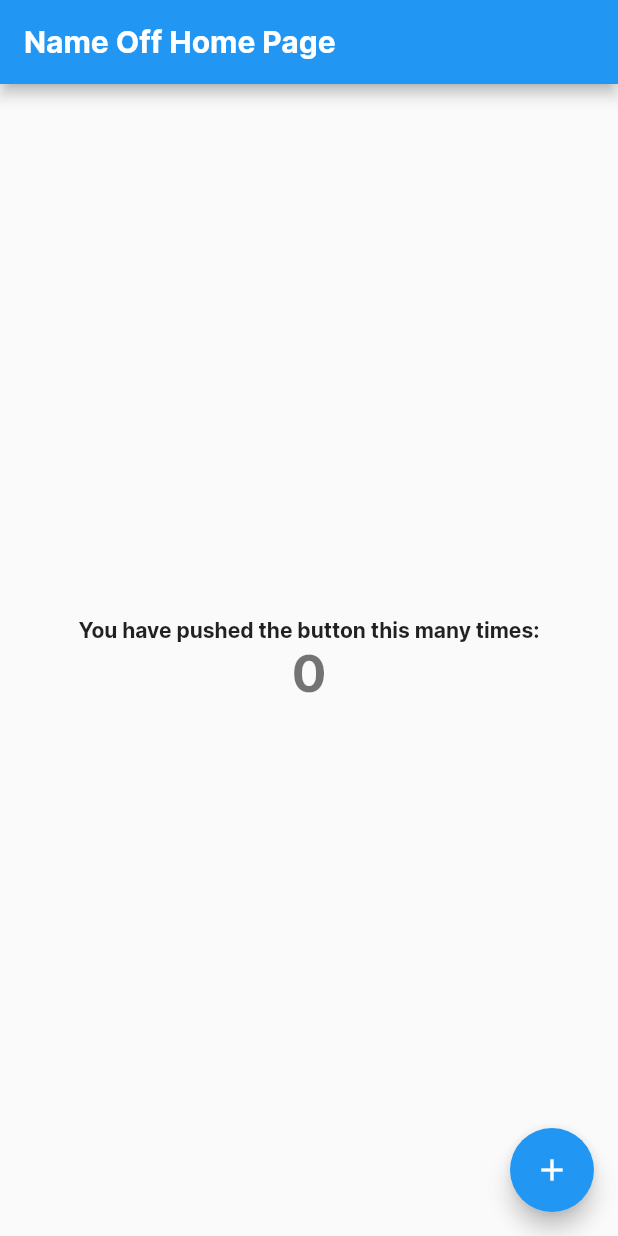
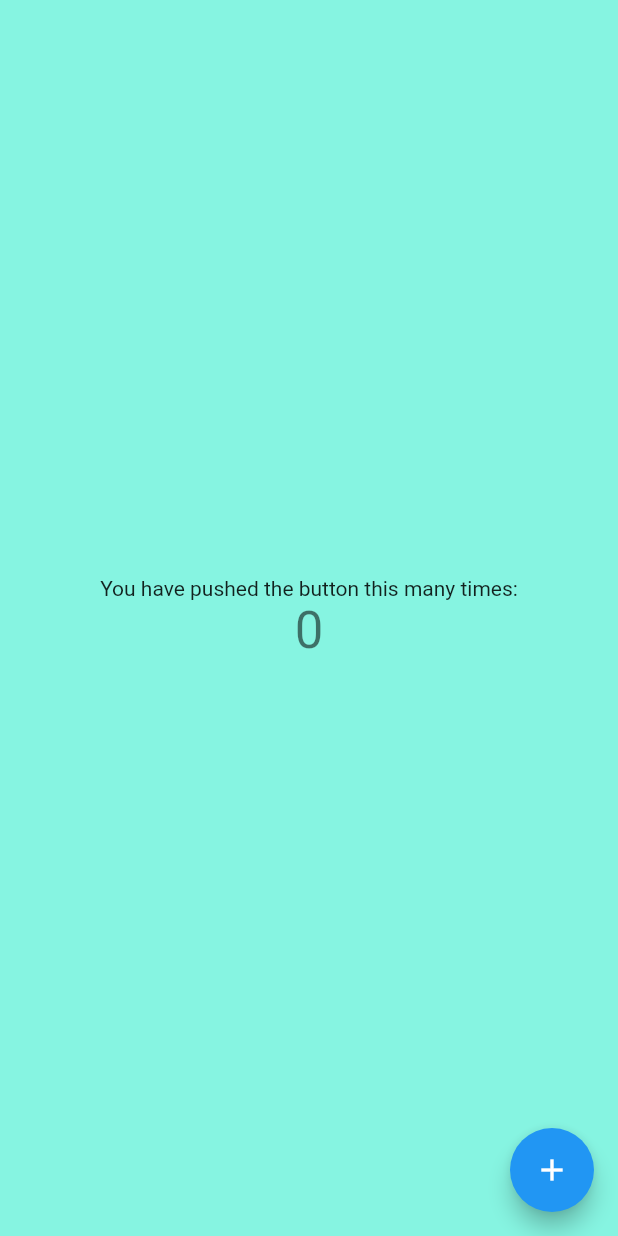
Before and after one commit to Ramko9999/Name-Off, a Flutter app: the screen it shows after launch, on a phone screen of 412 x 824 dp. Run offline on Flutter 3.47's test engine with Material 2 defaults, Android fonts, the phone set to English and light mode, and no system bars.

Commit message:
Add colors

```diff
--- a/client/lib/main.dart
+++ b/client/lib/main.dart
@@ -1,4 +1,7 @@
 import 'package:flutter/material.dart';
+import './util/Config.dart';
+
+
 
 void main() {
   runApp(MyApp());
@@ -9,24 +12,7 @@ class MyApp extends StatelessWidget {
   @override
   Widget build(BuildContext context) {
     return MaterialApp(
-      title: 'Name Off',
-      theme: ThemeData(
-        fontFamily: 'Inter',
-        // This is the theme of your application.
-        //
-        // Try running your application with "flutter run". You'll see the
-        // application has a blue toolbar. Then, without quitting the app, try
-        // changing the primarySwatch below to Colors.green and then invoke
-        // "hot reload" (press "r" in the console where you ran "flutter run",
-        // or simply save your changes to "hot reload" in a Flutter IDE).
-        // Notice that the counter didn't reset back to zero; the application
-        // is not restarted.
-        primarySwatch: Colors.blue,
-        // This makes the visual density adapt to the platform that you run
-        // the app on. For desktop platforms, the controls will be smaller and
-        // closer together (more dense) than on mobile platforms.
-        visualDensity: VisualDensity.adaptivePlatformDensity,
-      ),
+
       home: MyHomePage(title: 'Name Off Home Page'),
     );
   }
@@ -73,11 +59,7 @@ class _MyHomePageState extends State<MyHomePage> {
     // fast, so that you can just rebuild anything that needs updating rather
     // than having to individually change instances of widgets.
     return Scaffold(
-      appBar: AppBar(
-        // Here we take the value from the MyHomePage object that was created by
-        // the App.build method, and use it to set our appbar title.
-        title: Text(widget.title),
-      ),
+      backgroundColor: Config.bgColor,
       body: Center(
         // Center is a layout widget. It takes a single child and positions it
         // in the middle of the parent.
--- a/client/lib/util/Config.dart
+++ b/client/lib/util/Config.dart
@@ -1,5 +1,9 @@
+import 'package:flutter/material.dart';
+
 class Config{
 
   static final String fontFamily = "Inter";
+  static final Color bgColor = Color(0xff86F4E1);
+  static final Color secondaryColor = Color(0xff3355FF);
 
 }
```
